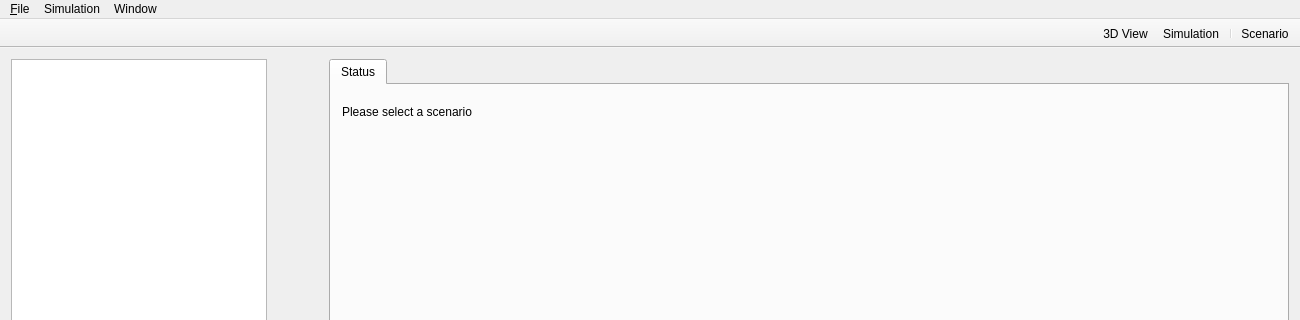
The window that RAMSIS/ui/views/mainwindow.ui (swiss-seismological-service/hermes) describes before a commit, drawn with Qt 5; both pictures show x 0 to 1300 and y 0 to 320 of the 1300 by 847 pixel window.
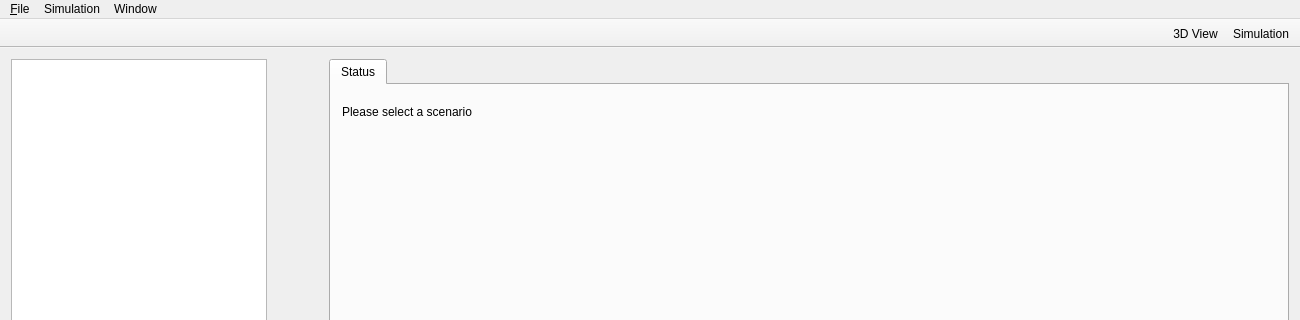
The same window after the commit. Icons and pictures are not drawn. Custom widgets are drawn as their Qt base class.

Commit message: [MAINT] Remove scenario toolbar button

Patch:
```diff
--- a/RAMSIS/ui/views/mainwindow.ui
+++ b/RAMSIS/ui/views/mainwindow.ui
@@ -433,8 +433,6 @@
    <attribute name="toolBarBreak">
     <bool>false</bool>
    </attribute>
-   <addaction name="actionScenario"/>
-   <addaction name="separator"/>
    <addaction name="actionSimulation"/>
    <addaction name="actionShow_3D"/>
   </widget>
```
Left out of the diff: 2 changed lines with no effect on the pictures. The commit also changes 4 other files.
